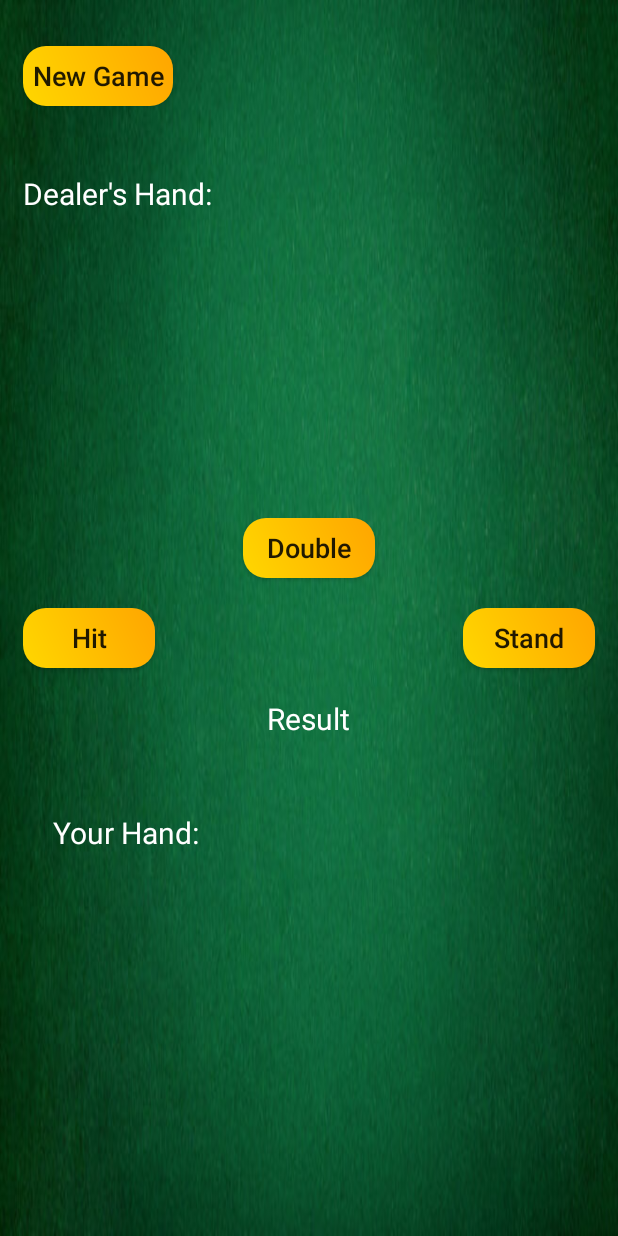
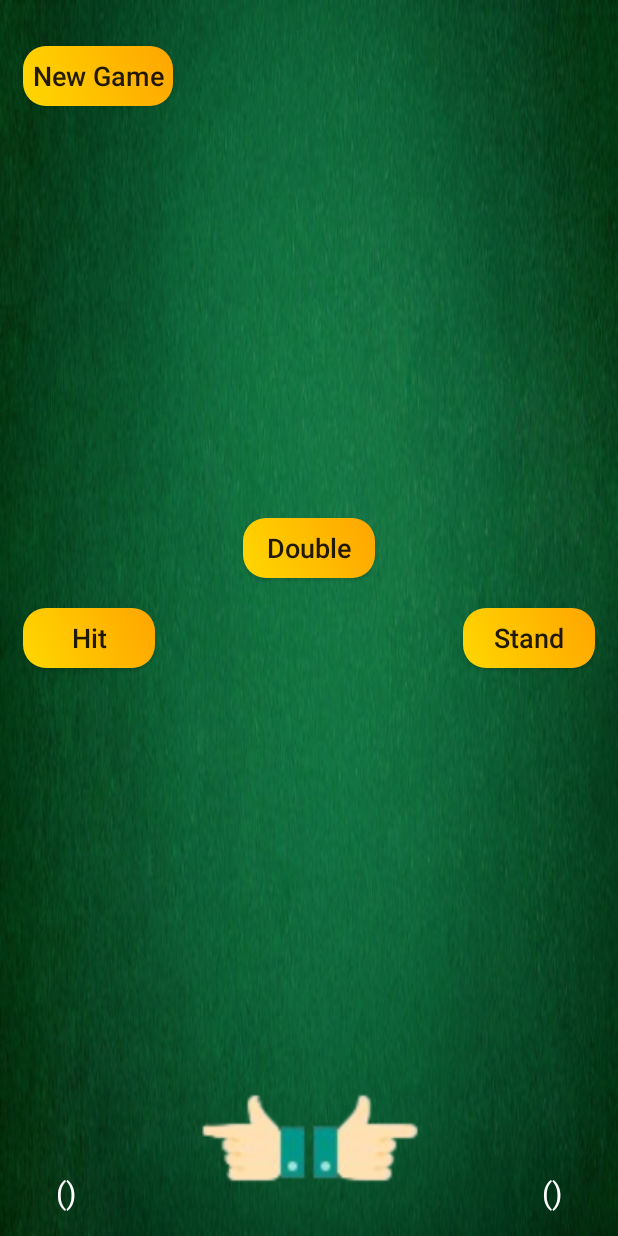
Before and after one commit to yonatanIzhack/Blackjack, an Android app: the layout activity_split.xml on its own in the app's theme, with its tools: preview values and no code run, on a phone screen of 412 x 824 dp. Run offline under Robolectric (Android 15) with nearby library versions, the phone set to English and light mode, and no system bars.

Commit message:
my update

```diff
--- a/app/src/main/res/layout/activity_split.xml
+++ b/app/src/main/res/layout/activity_split.xml
@@ -13,23 +13,32 @@
         android:id="@+id/dealerHandTextView"
         android:layout_width="wrap_content"
         android:layout_height="wrap_content"
-        android:text="Dealer's Hand: "
+        android:text=""
         android:textSize="20sp"
         android:textColor="#FFFFFF"
-        android:layout_marginTop="100dp"
-        android:layout_alignParentLeft="true"/>
+        android:layout_centerHorizontal="true"/>
 
     <TextView
         android:id="@+id/firstHandTextView"
         android:layout_width="wrap_content"
         android:layout_height="wrap_content"
-        android:text="Your Hand: "
+        android:text="()"
         android:textSize="20sp"
         android:textColor="#FFFFFF"
         android:layout_alignParentBottom="true"
-        android:layout_marginBottom="240dp"
-        android:layout_marginLeft="20dp"
+        android:layout_marginLeft="22dp"
         android:layout_alignParentLeft="true"/>
+
+    <TextView
+        android:id="@+id/secondHandTextView"
+        android:layout_width="wrap_content"
+        android:layout_height="wrap_content"
+        android:text="()"
+        android:textSize="20sp"
+        android:textColor="#FFFFFF"
+        android:layout_alignParentBottom="true"
+        android:layout_marginRight="22dp"
+        android:layout_alignParentRight="true"/>
 
     <Button
         android:id="@+id/hitButton"
@@ -81,6 +90,8 @@
         android:layout_width="75dp"
         android:layout_height="100dp"
         android:layout_alignParentBottom="true"
+        android:layout_marginBottom="30dp"
+        android:layout_alignParentLeft="true"
         />
 
     <ImageView
@@ -89,7 +100,7 @@
         android:layout_height="100dp"
         android:layout_alignParentBottom="true"
         android:layout_alignParentLeft="true"
-        android:layout_marginBottom="20dp"
+        android:layout_marginBottom="50dp"
         android:layout_marginLeft="15dp"
         />
 
@@ -99,7 +110,7 @@
         android:layout_height="100dp"
         android:layout_alignParentBottom="true"
         android:layout_alignParentLeft="true"
-        android:layout_marginBottom="40dp"
+        android:layout_marginBottom="70dp"
         android:layout_marginLeft="30dp"
         />
 
@@ -109,7 +120,7 @@
         android:layout_height="100dp"
         android:layout_alignParentBottom="true"
         android:layout_alignParentLeft="true"
-        android:layout_marginBottom="60dp"
+        android:layout_marginBottom="90dp"
         android:layout_marginLeft="45dp"
         />
 
@@ -119,7 +130,7 @@
         android:layout_height="100dp"
         android:layout_alignParentBottom="true"
         android:layout_alignParentLeft="true"
-        android:layout_marginBottom="80dp"
+        android:layout_marginBottom="110dp"
         android:layout_marginLeft="60dp"
         />
 
@@ -129,7 +140,7 @@
         android:layout_height="100dp"
         android:layout_alignParentBottom="true"
         android:layout_alignParentLeft="true"
-        android:layout_marginBottom="100dp"
+        android:layout_marginBottom="130dp"
         android:layout_marginLeft="75dp"
         />
 
@@ -139,7 +150,7 @@
         android:layout_height="100dp"
         android:layout_alignParentBottom="true"
         android:layout_alignParentLeft="true"
-        android:layout_marginBottom="120dp"
+        android:layout_marginBottom="150dp"
         android:layout_marginLeft="90dp"
         />
 
@@ -149,6 +160,7 @@
         android:layout_height="100dp"
         android:layout_alignParentRight="true"
         android:layout_alignParentBottom="true"
+        android:layout_marginBottom="30dp"
         />
 
     <ImageView
@@ -157,7 +169,7 @@
         android:layout_height="100dp"
         android:layout_alignParentBottom="true"
         android:layout_alignParentRight="true"
-        android:layout_marginBottom="20dp"
+        android:layout_marginBottom="50dp"
         android:layout_marginRight="15dp"
         />
 
@@ -167,7 +179,7 @@
         android:layout_height="100dp"
         android:layout_alignParentBottom="true"
         android:layout_alignParentRight="true"
-        android:layout_marginBottom="40dp"
+        android:layout_marginBottom="70dp"
         android:layout_marginRight="30dp"
         />
 
@@ -177,7 +189,7 @@
         android:layout_height="100dp"
         android:layout_alignParentBottom="true"
         android:layout_alignParentRight="true"
-        android:layout_marginBottom="60dp"
+        android:layout_marginBottom="90dp"
         android:layout_marginRight="45dp"
         />
 
@@ -187,7 +199,7 @@
         android:layout_height="100dp"
         android:layout_alignParentBottom="true"
         android:layout_alignParentRight="true"
-        android:layout_marginBottom="80dp"
+        android:layout_marginBottom="110dp"
         android:layout_marginRight="60dp"
         />
 
@@ -197,7 +209,7 @@
         android:layout_height="100dp"
         android:layout_alignParentBottom="true"
         android:layout_alignParentRight="true"
-        android:layout_marginBottom="100dp"
+        android:layout_marginBottom="130dp"
         android:layout_marginRight="75dp"
         />
 
@@ -207,7 +219,7 @@
         android:layout_height="100dp"
         android:layout_alignParentBottom="true"
         android:layout_alignParentRight="true"
-        android:layout_marginBottom="120dp"
+        android:layout_marginBottom="150dp"
         android:layout_marginRight="90dp"
         />
 
@@ -216,6 +228,7 @@
         android:layout_width="75dp"
         android:layout_height="100dp"
         android:layout_centerHorizontal="true"
+        android:layout_marginTop="30dp"
         />
 
     <ImageView
@@ -224,7 +237,7 @@
         android:layout_height="100dp"
         android:layout_alignParentLeft="true"
         android:layout_marginLeft="155dp"
-        android:layout_marginTop="20dp"
+        android:layout_marginTop="50dp"
         />
 
     <ImageView
@@ -233,7 +246,7 @@
         android:layout_height="100dp"
         android:layout_alignParentLeft="true"
         android:layout_marginLeft="170dp"
-        android:layout_marginTop="40dp"
+        android:layout_marginTop="70dp"
         />
 
     <ImageView
@@ -242,7 +255,7 @@
         android:layout_height="100dp"
         android:layout_alignParentLeft="true"
         android:layout_marginLeft="185dp"
-        android:layout_marginTop="60dp"
+        android:layout_marginTop="90dp"
         />
 
     <ImageView
@@ -251,7 +264,7 @@
         android:layout_height="100dp"
         android:layout_alignParentLeft="true"
         android:layout_marginLeft="200dp"
-        android:layout_marginTop="80dp"
+        android:layout_marginTop="110dp"
         />
 
     <ImageView
@@ -260,7 +273,7 @@
         android:layout_height="100dp"
         android:layout_alignParentLeft="true"
         android:layout_marginLeft="215dp"
-        android:layout_marginTop="100dp"
+        android:layout_marginTop="130dp"
         />
 
     <ImageView
@@ -269,17 +282,47 @@
         android:layout_height="100dp"
         android:layout_alignParentLeft="true"
         android:layout_marginLeft="230dp"
-        android:layout_marginTop="120dp"
+        android:layout_marginTop="150dp"
+        />
+
+    <ImageView
+        android:id="@+id/pointLeft"
+        android:layout_width="75dp"
+        android:layout_height="100dp"
+        android:src="@drawable/point_left"
+        android:layout_alignParentLeft="true"
+        android:layout_marginLeft="115dp"
+        android:layout_alignParentBottom="true"
+        />
+
+    <ImageView
+        android:id="@+id/pointRight"
+        android:layout_width="75dp"
+        android:layout_height="100dp"
+        android:src="@drawable/point_right"
+        android:layout_alignParentRight="true"
+        android:layout_marginRight="115dp"
+        android:layout_alignParentBottom="true"
         />
 
     <TextView
-        android:id="@+id/resultTextView"
+        android:id="@+id/firstHandResultTextView"
         android:layout_width="wrap_content"
         android:layout_height="wrap_content"
-        android:text="Result"
+        android:text=""
         android:textSize="20sp"
         android:textColor="#FFFFFF"
-        android:layout_centerHorizontal="true"
+        android:layout_alignParentLeft="true"
+        android:layout_marginTop="450dp" />
+
+    <TextView
+        android:id="@+id/secondHandResultTextView"
+        android:layout_width="wrap_content"
+        android:layout_height="wrap_content"
+        android:text=""
+        android:textSize="20sp"
+        android:textColor="#FFFFFF"
+        android:layout_alignParentRight="true"
         android:layout_marginTop="450dp" />
 
 </RelativeLayout>
```
